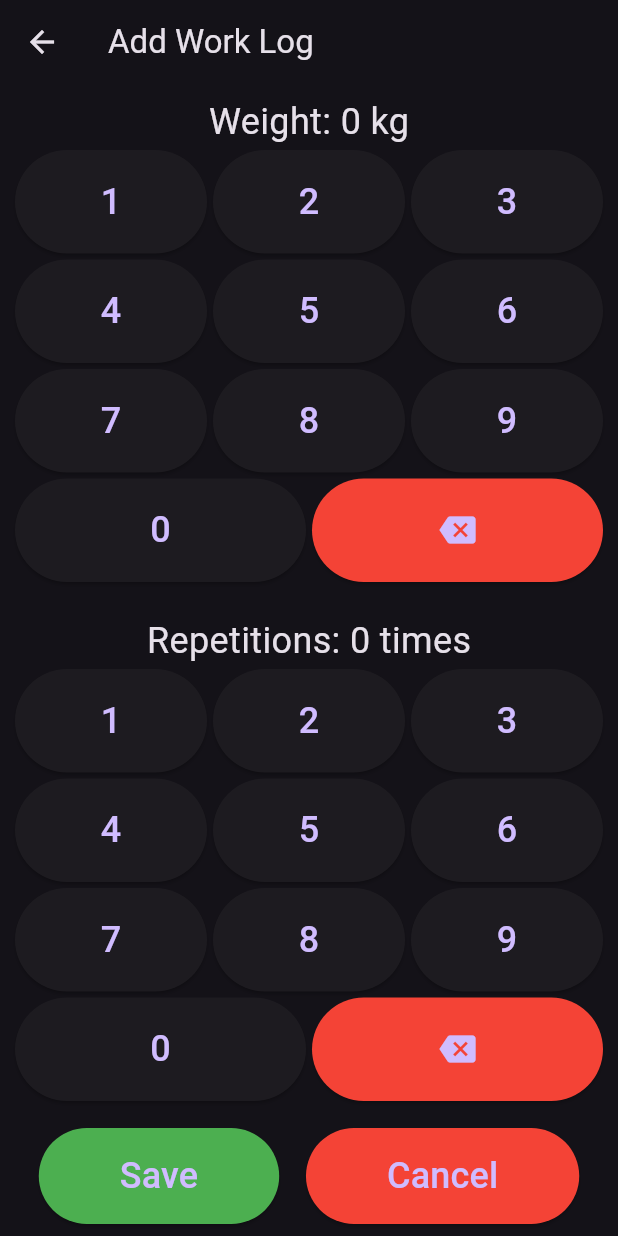
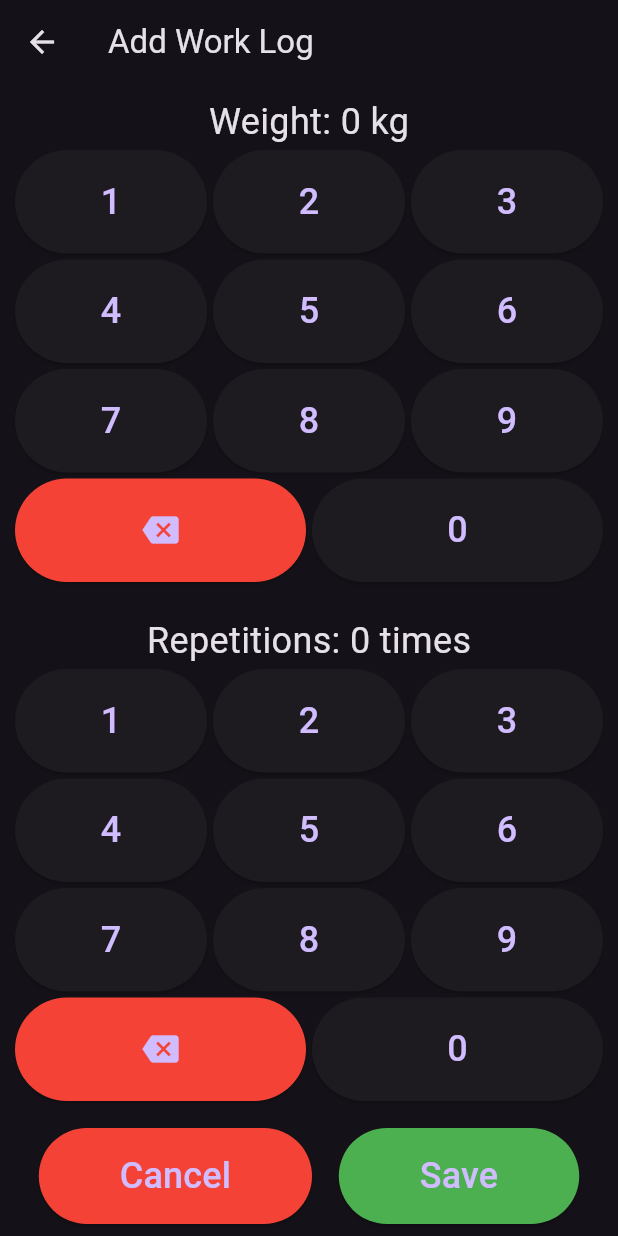
Before and after one commit to uncaged-coder/work_log_fit, a Flutter app: the AddWorkLogScreen screen opened directly with empty values, on a phone screen of 412 x 824 dp. Run offline on Flutter 3.47's test engine with Material 3 defaults, Android fonts, the phone set to English and light mode, and no system bars; our stand-ins replace hive, hive_flutter; accounts and stored records are empty; generated files the repository leaves out were written again.

Commit message:
Minor UI ergonomy improvment
Signed-off-by: Uncaged Coder <uncaged-coder@proton.me>

```diff
--- a/lib/screens/add_work_log_screen.dart
+++ b/lib/screens/add_work_log_screen.dart
@@ -118,8 +118,8 @@ class _AddWorkLogScreenState extends State<AddWorkLogScreen> {
           Expanded(
             child: Row(
               children: [
+                deleteButton(type),
                 numberButton('0', type),
-                deleteButton(type),
               ],
             ),
           ),
@@ -159,6 +159,21 @@ class _AddWorkLogScreenState extends State<AddWorkLogScreen> {
               mainAxisAlignment: MainAxisAlignment.spaceEvenly,
               children: [
                 ElevatedButton(
+                  // Cancel functionality
+                  onPressed: () {
+                    // Simply pop the screen without saving anything
+                    Navigator.pop(context);
+                  },
+                  child: Padding(
+                    padding: const EdgeInsets.symmetric(
+                        vertical: 15.0, horizontal: 30.0),
+                    child: Text('Cancel', style: TextStyle(fontSize: 24)),
+                  ),
+                  style: ElevatedButton.styleFrom(
+                    primary: Colors.red, // Cancel button color
+                  ),
+                ),
+                ElevatedButton(
                   // Save functionality
                   onPressed: () {
                     final workLog = WorkLogEntry(
@@ -178,21 +193,6 @@ class _AddWorkLogScreenState extends State<AddWorkLogScreen> {
                     primary: Colors.green, // Save button color
                   ),
                 ),
-                ElevatedButton(
-                  // Cancel functionality
-                  onPressed: () {
-                    // Simply pop the screen without saving anything
-                    Navigator.pop(context);
-                  },
-                  child: Padding(
-                    padding: const EdgeInsets.symmetric(
-                        vertical: 15.0, horizontal: 30.0),
-                    child: Text('Cancel', style: TextStyle(fontSize: 24)),
-                  ),
-                  style: ElevatedButton.styleFrom(
-                    primary: Colors.red, // Cancel button color
-                  ),
-                ),
               ],
             ),
           ),
--- a/lib/screens/list_screen_base.dart
+++ b/lib/screens/list_screen_base.dart
@@ -1,16 +1,23 @@
 import 'package:flutter/material.dart';
 import 'package:hive/hive.dart';
 
-const brightPurple = Color.fromRGBO(60, 0, 128, 1);
-const brightPurple2 = Color.fromRGBO(191, 64, 191, 1);
+const brightPurple = Color.fromRGBO(15, 59, 42, 1);
+const brightPurple2 = Color.fromRGBO(80, 200, 120, 1);
 
 abstract class BaseListScreen<T> extends StatefulWidget {
   final String title;
   final String boxName;
   final String emptyList;
+  final String extraButtonName;
+  final String extraButtonIcon;
 
-  BaseListScreen(
-      {required this.title, required this.boxName, required this.emptyList});
+  BaseListScreen({
+    required this.title,
+    required this.boxName,
+    required this.emptyList,
+    required this.extraButtonName,
+    required this.extraButtonIcon,
+  });
 
   @override
   State<BaseListScreen<T>> createState();
@@ -131,6 +138,17 @@ abstract class BaseListScreenState<T extends HiveObject>
     }).toList();
   }
 
+  IconData _getIconFromString(String iconName) {
+    switch (iconName) {
+      case 'Settings':
+        return Icons.settings;
+      case 'Monitoring':
+        return Icons.show_chart;
+      default:
+        return Icons.error;
+    }
+  }
+
   @override
   Widget build(BuildContext context) {
     List<Widget> itemList = buildItemList(context);
@@ -146,8 +164,8 @@ abstract class BaseListScreenState<T extends HiveObject>
       bottomNavigationBar: BottomNavigationBar(
         items: [
           BottomNavigationBarItem(
-            icon: Icon(Icons.storage),
-            label: 'Home',
+            icon: Icon(_getIconFromString(widget.extraButtonIcon)),
+            label: widget.extraButtonName,
           ),
           BottomNavigationBarItem(
             icon: Icon(Icons.delete),
--- a/lib/screens/programs_list_screen.dart
+++ b/lib/screens/programs_list_screen.dart
@@ -6,9 +6,12 @@ import 'list_screen_base.dart';
 class ProgramsListScreen extends BaseListScreen<Program> {
   ProgramsListScreen()
       : super(
-            title: 'Work Log Fit - Programs',
-            boxName: 'programs',
-            emptyList: "No programs available. Please add a new program.");
+          title: 'Work Log Fit - Programs',
+          boxName: 'programs',
+          emptyList: "No programs available. Please add a new program.",
+          extraButtonName: 'Settings',
+          extraButtonIcon: 'Settings',
+        );
 
   @override
   _ProgramsListScreenState createState() => _ProgramsListScreenState();
```
Also changed, not shown: lib/screens/exercise_log_screen.dart (+6 -3 lines), lib/screens/exercises_list_screen.dart (+6 -3 lines), lib/screens/program_show_screen.dart (+6 -3 lines), assets/program_icon.png.
